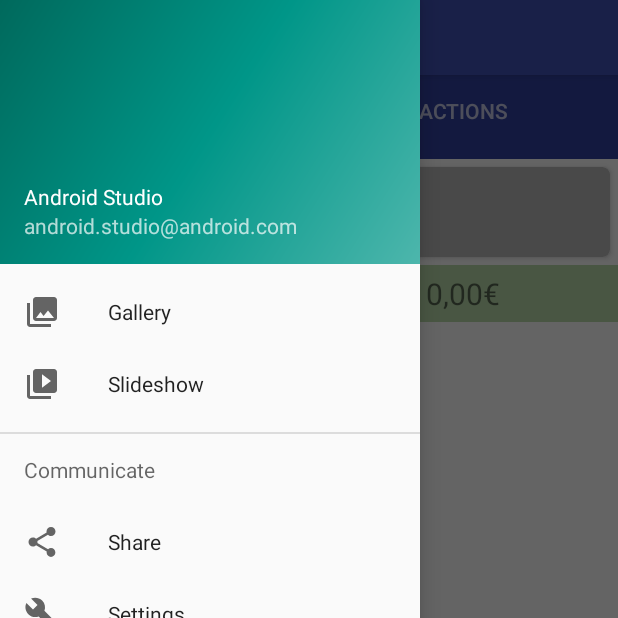
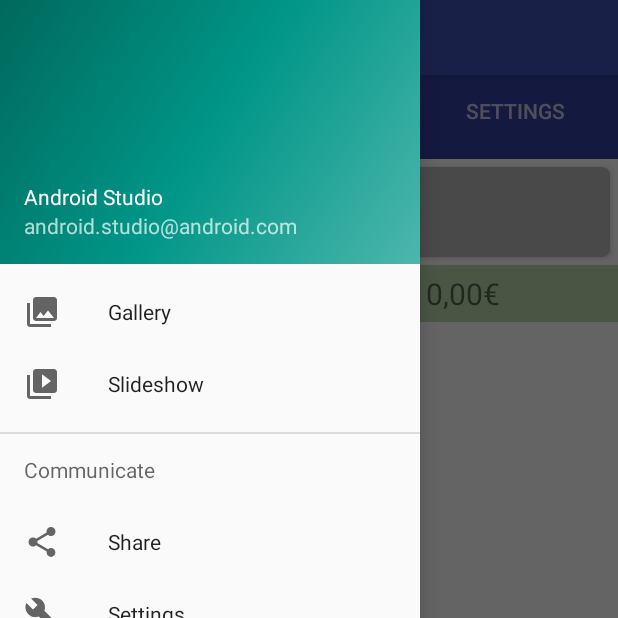
Before and after one commit to jorgeglezca98/outgoingControl, an Android app: the MainActivity screen opened directly, with no data from a screen before it, with the side drawer open, on a phone screen of 412 x 824 dp, the top half of it. Run offline under Robolectric (Android 15) with nearby library versions, the phone set to English and light mode, and no system bars; libraries missing offline, so code that uses them is left out: io.realm; 8 statements that could not run were skipped.

Commit message:
Added a fragment in order to adjust the appConfiguration in the future.

```diff
--- a/app/src/main/java/com/example/jorgegonzalezcabrera/outgoing/activities/MainActivity.java
+++ b/app/src/main/java/com/example/jorgegonzalezcabrera/outgoing/activities/MainActivity.java
@@ -18,6 +18,7 @@ import com.example.jorgegonzalezcabrera.outgoing.R;
 import com.example.jorgegonzalezcabrera.outgoing.adapters.mainPagerAdapter;
 import com.example.jorgegonzalezcabrera.outgoing.fragments.actionsFragment;
 import com.example.jorgegonzalezcabrera.outgoing.fragments.mainFragment;
+import com.example.jorgegonzalezcabrera.outgoing.fragments.settingFragment;
 import com.example.jorgegonzalezcabrera.outgoing.models.entry;
 
 import java.util.Vector;
@@ -37,6 +38,7 @@ public class MainActivity extends FragmentActivity
         TabLayout tabLayout = findViewById(R.id.tabLayout);
         tabLayout.addTab(tabLayout.newTab().setText("Main"));
         tabLayout.addTab(tabLayout.newTab().setText("Actions"));
+        tabLayout.addTab(tabLayout.newTab().setText("Settings"));
         tabLayout.setTabGravity(TabLayout.GRAVITY_FILL);
 
         viewPager = findViewById(R.id.viewPager);
@@ -44,6 +46,7 @@ public class MainActivity extends FragmentActivity
         fragments.add(new mainFragment());
         actionsFragment = new actionsFragment();
         fragments.add(actionsFragment);
+        fragments.add(new settingFragment());
         viewPager.setAdapter(new mainPagerAdapter(getSupportFragmentManager(), fragments));
         viewPager.addOnPageChangeListener(new TabLayout.TabLayoutOnPageChangeListener(tabLayout));
 
--- /dev/null
+++ b/app/src/main/java/com/example/jorgegonzalezcabrera/outgoing/fragments/settingFragment.java
@@ -0,0 +1,22 @@
+package com.example.jorgegonzalezcabrera.outgoing.fragments;
+
+import android.os.Bundle;
+import android.support.annotation.NonNull;
+import android.support.annotation.Nullable;
+import android.support.v4.app.Fragment;
+import android.view.LayoutInflater;
+import android.view.View;
+import android.view.ViewGroup;
+
+import com.example.jorgegonzalezcabrera.outgoing.R;
+
+public class settingFragment extends Fragment {
+
+    @Nullable
+    @Override
+    public View onCreateView(@NonNull LayoutInflater inflater, @Nullable ViewGroup container, @Nullable Bundle savedInstanceState) {
+        View view = inflater.inflate(R.layout.setting_fragment,container,false);
+
+        return view;
+    }
+}
--- /dev/null
+++ b/app/src/main/res/layout/setting_fragment.xml
@@ -0,0 +1,6 @@
+<?xml version="1.0" encoding="utf-8"?>
+<android.support.constraint.ConstraintLayout
+    xmlns:android="http://schemas.android.com/apk/res/android" android:layout_width="match_parent"
+    android:layout_height="match_parent">
+
+</android.support.constraint.ConstraintLayout>
```
